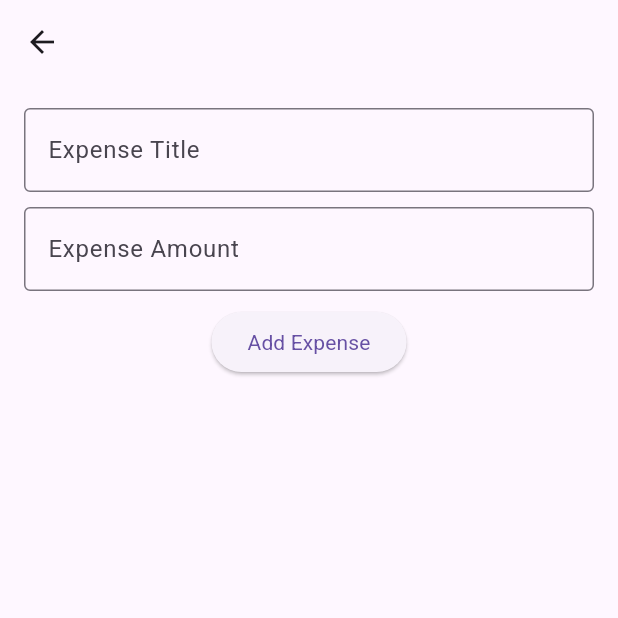
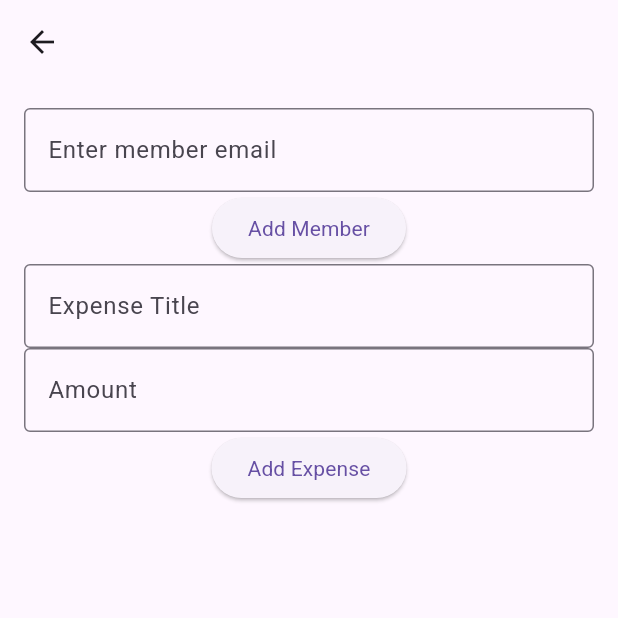
Before and after one commit to SanghaviPrachi/expensemanager2025_2, a Flutter app: the GroupDetailScreen screen opened directly with empty values, after a tap on "Add Expense", on a phone screen of 412 x 824 dp, the top half of it. Run offline on Flutter 3.47's test engine with Material 3 defaults, Android fonts, the light colour scheme and no system bars; our stand-ins replace cloud_firestore, firebase_auth, firebase_core, fl_chart, pdf, share_plus; accounts and stored records are empty; network calls fail.

Commit message:
split in inital state

```diff
--- a/lib/screens/split_expense_screen.dart
+++ b/lib/screens/split_expense_screen.dart
@@ -20,9 +20,8 @@ class _SplitExpenseScreenState extends State<SplitExpenseScreen> {
   void _loadGroups() async {
     String userId = FirebaseAuth.instance.currentUser!.uid;
     FirebaseFirestore.instance
-        .collection('users')
-        .doc(userId)
         .collection('groups')
+        .where('members', arrayContains: userId)
         .snapshots()
         .listen((snapshot) {
       setState(() {
@@ -38,33 +37,25 @@ class _SplitExpenseScreenState extends State<SplitExpenseScreen> {
   void _addGroup() async {
     String userId = FirebaseAuth.instance.currentUser!.uid;
     if (_groupNameController.text.isNotEmpty) {
-      await FirebaseFirestore.instance
-          .collection('users')
-          .doc(userId)
-          .collection('groups')
-          .add({'name': _groupNameController.text, 'members': [], 'expenses': []});
+      await FirebaseFirestore.instance.collection('groups').add({
+        'name': _groupNameController.text,
+        'members': [userId],
+        'expenses': []
+      });
       _groupNameController.clear();
     }
-  }
-
-  void _navigateToGroupDetails(String groupId, String groupName) {
-    Navigator.push(
-      context,
-      MaterialPageRoute(
-        builder: (context) => GroupDetailScreen(groupId: groupId, groupName: groupName),
-      ),
-    );
   }
 
   @override
   Widget build(BuildContext context) {
     return Scaffold(
       appBar: AppBar(title: Text('Split Expenses')),
-      body: Padding(
+      body: Column(
+        children: [
+          Padding(
             padding: EdgeInsets.all(16.0),
-        child: Column(
-          children: [
-            Row(
+            child: Row(
+              mainAxisAlignment: MainAxisAlignment.spaceBetween,
               children: [
                 Expanded(
                   child: TextField(
@@ -78,11 +69,11 @@ class _SplitExpenseScreenState extends State<SplitExpenseScreen> {
                 SizedBox(width: 10),
                 ElevatedButton(
                   onPressed: _addGroup,
-                  child: Text('Add'),
+                  child: Text('Add Group'),
                 ),
               ],
             ),
-            SizedBox(height: 20),
+          ),
           Expanded(
             child: ListView.builder(
               itemCount: groups.length,
@@ -92,16 +83,22 @@ class _SplitExpenseScreenState extends State<SplitExpenseScreen> {
                   shape: RoundedRectangleBorder(borderRadius: BorderRadius.circular(10)),
                   elevation: 3,
                   child: ListTile(
-                      title: Text(group['name'], textAlign: TextAlign.center),
+                    title: Center(
+                        child: Text(group['name'], style: TextStyle(fontWeight: FontWeight.bold))
+                    ),
                     trailing: Icon(Icons.arrow_forward_ios),
-                      onTap: () => _navigateToGroupDetails(group['id'], group['name']),
+                    onTap: () => Navigator.push(
+                      context,
+                      MaterialPageRoute(
+                        builder: (context) => GroupDetailScreen(groupId: group['id'], groupName: group['name']),
+                      ),
+                    ),
                   ),
                 );
               },
             ),
           ),
         ],
-        ),
       ),
     );
   }
@@ -118,6 +115,7 @@ class GroupDetailScreen extends StatefulWidget {
 }
 
 class _GroupDetailScreenState extends State<GroupDetailScreen> {
+  final TextEditingController _memberEmailController = TextEditingController();
   final TextEditingController _expenseTitleController = TextEditingController();
   final TextEditingController _expenseAmountController = TextEditingController();
   List<String> members = [];
@@ -126,17 +124,11 @@ class _GroupDetailScreenState extends State<GroupDetailScreen> {
   @override
   void initState() {
     super.initState();
-    _loadMembersAndExpenses();
+    _loadGroupDetails();
   }
 
-  void _loadMembersAndExpenses() {
-    FirebaseFirestore.instance
-        .collection('users')
-        .doc(FirebaseAuth.instance.currentUser!.uid)
-        .collection('groups')
-        .doc(widget.groupId)
-        .snapshots()
-        .listen((snapshot) {
+  void _loadGroupDetails() {
+    FirebaseFirestore.instance.collection('groups').doc(widget.groupId).snapshots().listen((snapshot) {
       if (snapshot.exists) {
         Map<String, dynamic>? data = snapshot.data();
         setState(() {
@@ -147,10 +139,23 @@ class _GroupDetailScreenState extends State<GroupDetailScreen> {
     });
   }
 
+  void _addMember() async {
+    String email = _memberEmailController.text;
+    if (email.isNotEmpty) {
+      var userSnapshot = await FirebaseFirestore.instance.collection('users').where('email', isEqualTo: email).get();
+      if (userSnapshot.docs.isNotEmpty) {
+        String memberId = userSnapshot.docs.first.id;
+        await FirebaseFirestore.instance.collection('groups').doc(widget.groupId).update({
+          'members': FieldValue.arrayUnion([memberId])
+        });
+        _memberEmailController.clear();
+      }
+    }
+  }
+
   void _addExpense() async {
     double amount = double.tryParse(_expenseAmountController.text) ?? 0;
     String title = _expenseTitleController.text;
-
     if (amount > 0 && title.isNotEmpty && members.isNotEmpty) {
       double splitAmount = amount / members.length;
       List<Map<String, dynamic>> newExpenses = members.map((member) => {
@@ -159,13 +164,7 @@ class _GroupDetailScreenState extends State<GroupDetailScreen> {
         'payer': FirebaseAuth.instance.currentUser!.email,
         'member': member
       }).toList();
-
-      await FirebaseFirestore.instance
-          .collection('users')
-          .doc(FirebaseAuth.instance.currentUser!.uid)
-          .collection('groups')
-          .doc(widget.groupId)
-          .update({
+      await FirebaseFirestore.instance.collection('groups').doc(widget.groupId).update({
         'expenses': FieldValue.arrayUnion(newExpenses)
       });
       _expenseTitleController.clear();
@@ -182,33 +181,27 @@ class _GroupDetailScreenState extends State<GroupDetailScreen> {
         child: Column(
           children: [
             TextField(
+              controller: _memberEmailController,
+              decoration: InputDecoration(labelText: 'Enter member email', border: OutlineInputBorder()),
+            ),
+            ElevatedButton(onPressed: _addMember, child: Text('Add Member')),
+            TextField(
               controller: _expenseTitleController,
-              decoration: InputDecoration(
-                labelText: 'Expense Title',
-                border: OutlineInputBorder(),
+              decoration: InputDecoration(labelText: 'Expense Title', border: OutlineInputBorder()),
             ),
-            ),
-            SizedBox(height: 10),
             TextField(
               controller: _expenseAmountController,
+              decoration: InputDecoration(labelText: 'Amount', border: OutlineInputBorder()),
               keyboardType: TextInputType.number,
-              decoration: InputDecoration(
-                labelText: 'Expense Amount',
-                border: OutlineInputBorder(),
             ),
-            ),
-            SizedBox(height: 10),
-            ElevatedButton(
-              onPressed: _addExpense,
-              child: Text('Add Expense'),
-            ),
+            ElevatedButton(onPressed: _addExpense, child: Text('Add Expense')),
             Expanded(
               child: ListView.builder(
                 itemCount: expenses.length,
                 itemBuilder: (context, index) {
                   var expense = expenses[index];
                   return ListTile(
-                    title: Text(expense['title']),
+                    title: Text(expense['title'], style: TextStyle(fontWeight: FontWeight.bold)),
                     subtitle: Text('Amount: ₹${expense['amount']} - Paid by ${expense['payer']}'),
                   );
                 },
```
Lines whose indentation alone changed are shown as unchanged.
